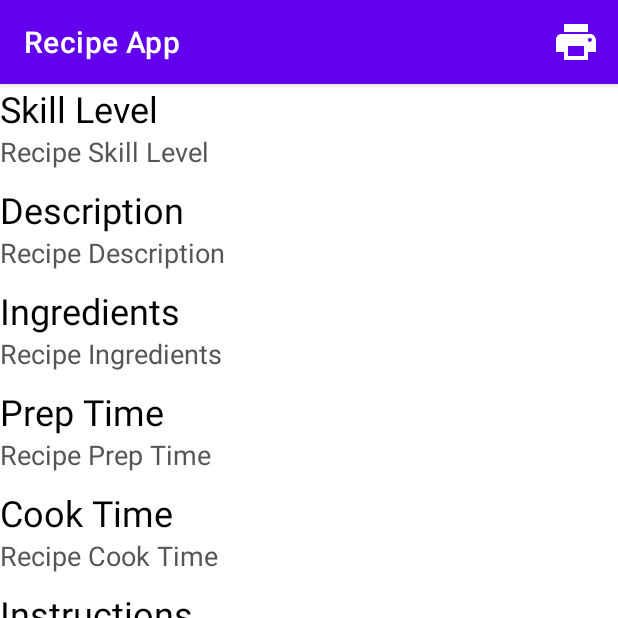
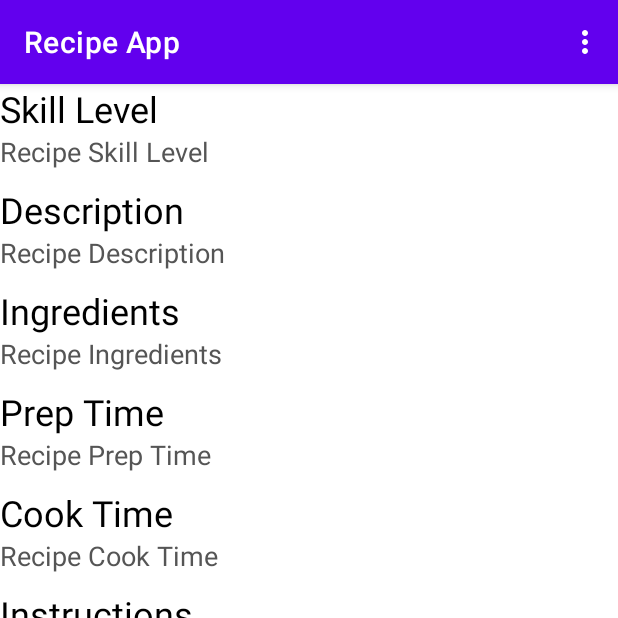
Before and after one commit to EddenWong/RecipeApp, an Android app: the RecipeViewerActivity screen opened directly, with no data from a screen before it, on a phone screen of 412 x 824 dp, the top half of it. Run offline under Robolectric (Android 15) with nearby library versions, the phone set to English and light mode, and no system bars.

Commit message:
Added bookmark button Changed print button into popup menu with bookmark

```diff
--- /dev/null
+++ b/app/src/main/res/menu/recipe_pop_up_menu.xml
@@ -0,0 +1,11 @@
+<?xml version="1.0" encoding="utf-8"?>
+<menu xmlns:app="http://schemas.android.com/apk/res-auto"
+    xmlns:android="http://schemas.android.com/apk/res/android">
+
+    <item
+        android:id="@+id/recipeBookmark"
+        android:title="@string/recipe_bookmark_button" />
+    <item
+        android:id="@+id/recipePrint"
+        android:title="@string/recipe_print_button" />
+</menu>
--- a/app/src/main/res/values/strings.xml
+++ b/app/src/main/res/values/strings.xml
@@ -28,6 +28,9 @@
     <string name="recipe_entree">Entree</string>
     <string name="recipe_soup">Soup</string>
 
+    <string name="recipe_bookmark_button">Bookmark</string>
+    <string name="recipe_print_button">Print</string>
+
 
 
 </resources>
```
Also changed, not shown: app/src/main/java/presentation/RecipeListActivity.java (+59 -0 lines), app/src/main/java/presentation/RecipeViewerActivity.java (+56 -5 lines).
